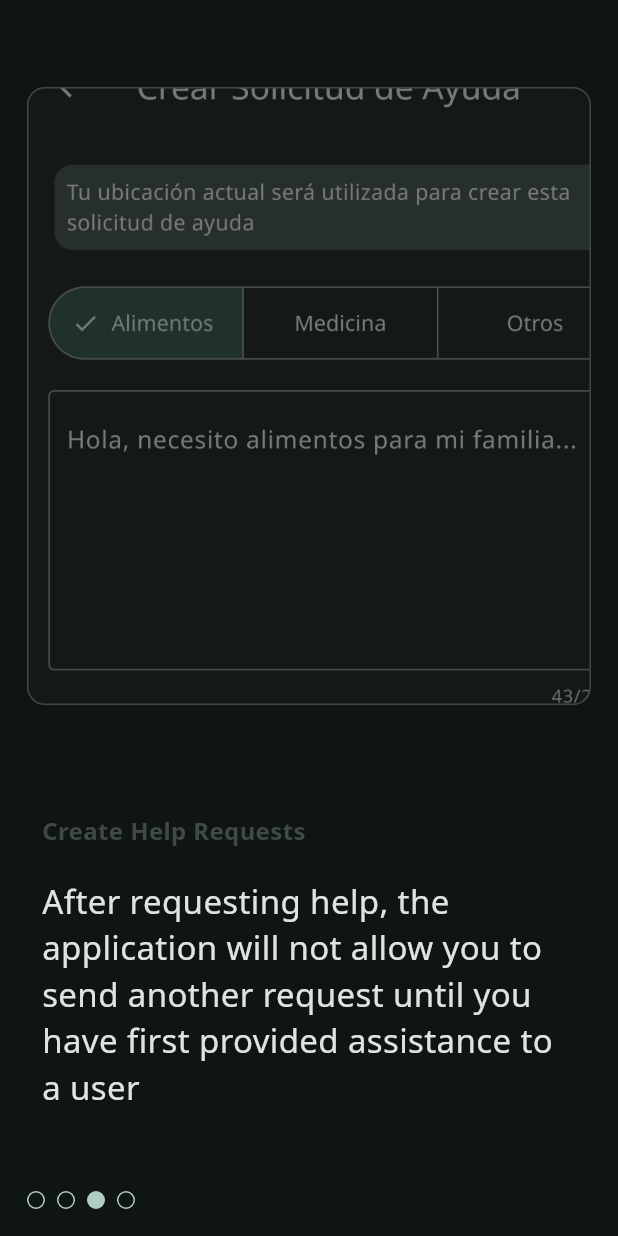
After one commit to iamvalenciia/ministrar3, a Flutter app: the screen it shows after launch, swiped to page 3, on a phone screen of 412 x 824 dp. The commit adds this screen. Run offline on Flutter 3.47's test engine with Material 3 defaults, Android fonts, the light colour scheme and no system bars; our stand-ins replace cached_network_image, flutter_dotenv, font_awesome_flutter, freezed_annotation, geolocator, go_router and 6 more; missing offline and left inert: maps_launcher; accounts and stored records are empty; generated files the repository leaves out were written again.

Commit message:
implementing onboarding screen and improving the UI

```diff
--- a/lib/go_router.dart
+++ b/lib/go_router.dart
@@ -3,6 +3,7 @@ import 'package:flutter_gen/gen_l10n/app_localizations.dart';
 import 'package:geolocator/geolocator.dart';
 import 'package:go_router/go_router.dart';
 import 'package:provider/provider.dart';
+import 'package:shared_preferences/shared_preferences.dart';
 
 import 'provider/activity_provider.dart';
 import 'provider/close_hrs_provider.dart';
@@ -16,6 +17,7 @@ import 'screens/help_request_for_helpers/screen.dart';
 import 'screens/help_request_for_owners/screen.dart';
 import 'screens/home/screen.dart';
 import 'screens/login/screen.dart';
+import 'screens/onboarding/screen.dart';
 import 'screens/profile/screen.dart';
 import 'screens/settings/screent.dart';
 import 'utility_functions.dart';
@@ -36,8 +38,7 @@ final goRouter = GoRouter(
           if (state.fullPath ==
               '/help-request-for-helpers/:helpRequestUserId') {
             appBarTitle = AppLocalizations.of(context)!.helperHelpRequest;
-          } else if (state.fullPath ==
-              '/help-request-for-owners/:helpRequestUserId') {
+          } else if (state.fullPath == '/help-request-for-owners') {
             appBarTitle = AppLocalizations.of(context)!.ownerMyHelpRequest;
           } else if (state.fullPath == '/') {
             appBarTitle = 'Ministrar';
@@ -51,6 +52,8 @@ final goRouter = GoRouter(
             appBarTitle = AppLocalizations.of(context)!.createHelpRequest;
           } else if (state.fullPath == '/settings') {
             appBarTitle = AppLocalizations.of(context)!.settings;
+          } else if (state.fullPath == '/onboarding') {
+            return const OnboardingScreen();
           }
           return BaseScaffold(
             externalBody: child,
@@ -79,11 +82,13 @@ final goRouter = GoRouter(
                     },
                     icon: const Icon(Icons.arrow_back),
                   )
-                : isNotHome
-                    ? IconButton(
-                        onPressed: () => context.go('/'),
-                        icon: const Icon(Icons.arrow_back))
-                    : null,
+                : state.fullPath == '/onboarding'
+                    ? null
+                    : isNotHome
+                        ? IconButton(
+                            onPressed: () => context.go('/'),
+                            icon: const Icon(Icons.arrow_back))
+                        : null,
             externalAppBarTitle: Text(appBarTitle),
             externalDrawer:
                 state.fullPath == '/' ? const CustomeNavigationDrawer() : null,
@@ -96,10 +101,8 @@ final goRouter = GoRouter(
             childBuilder: (state) => const HomeScreenBody(),
           ),
           createGoRoute(
-            path: '/help-request-for-owners/:helpRequestUserId',
-            childBuilder: (state) => HelpRequestForOwners(
-              index: int.tryParse(state.pathParameters['index'] ?? '0') ?? 0,
-            ),
+            path: '/help-request-for-owners',
+            childBuilder: (state) => HelpRequestForOwners(),
           ),
           createGoRoute(
             path: '/help-request-for-helpers/:helpRequestUserId',
@@ -119,10 +122,6 @@ final goRouter = GoRouter(
             path: '/login',
             childBuilder: (state) => const LoginScreen(),
           ),
-          // createGoRoute(
-          //   path: '/edit-help-request',
-          //   childBuilder: (state) => const EditHelpRequest(),
-          // ),
           createGoRoute(
             path: '/help-request-form',
             childBuilder: (state) => const HelpRequestFormScreen(),
@@ -131,6 +130,16 @@ final goRouter = GoRouter(
             path: '/settings',
             childBuilder: (state) => const SettingsScreen(),
           ),
+          createGoRoute(
+            path: '/onboarding',
+            childBuilder: (state) => const OnboardingScreen(),
+          ),
+          // GoRoute(
+          //   path: '/onboarding',
+          //   pageBuilder: (BuildContext context, GoRouterState state) {
+          //     return const MaterialPage(child: OnboardingScreen());
+          //   },
+          // ),
         ]),
   ],
 );
--- a/lib/l10n/app_en.arb
+++ b/lib/l10n/app_en.arb
@@ -9,7 +9,7 @@
   "settingsDark": "Dark",
   "settingsLanguage": "Language",
   "settingsEnglish": "English",
-  "settingsSpanish": "Spanish",
+  "settingsSpanish": "Español",
   "settings": "Settings",
   "profile": "Profile",
   "profileEditUserName": "Edit Username",
@@ -52,6 +52,7 @@
   "homePleaseLogin": "Login to create a help request",
   "homeAllowLocation": "Allow the app to access your location",
   "homeEnable": "Enable",
+  "homePleaseLocation": "To see help requests closest to you, please grant location access",
   "ownerMyHelpRequest": "My Help Request",
   "ownersSettings": "Settings for your Help Request",
   "ownerEdit": "Edit",
@@ -94,5 +95,12 @@
   "createHelpRequestCreated": "Help Request Created Successfully",
   "createPleaseFillout": "Please fill out at least one contact field",
   "createUpdateHelpRequest": "Update Help Request",
-  "logout": "Logout"
+  "logout": "Logout",
+  "onboardingWelcome": "Welcome to Ministrar",
+  "onboardingTheFirst": "The first mobile app for people who need help and for those who wish to help others",
+  "onboardingPleaseSelect": "Please choose your language",
+  "onboardingFindHelp": "Find help requests",
+  "onboardingTheHome": "The home screen will present the 5 nearest help requests to your location",
+  "onboardingCreate": "Create Help Requests",
+  "onboardingAfter": "After requesting help, the application will not allow you to send another request until you have first provided assistance to a user"
 }
--- a/lib/screens/form_help_request/screen.dart
+++ b/lib/screens/form_help_request/screen.dart
@@ -225,7 +225,7 @@ class _HelpRequestFormScreenState extends State<HelpRequestFormScreen> {
 
                           if (success) {
                             activitiesNotifier.createLocalPostActivity();
-                            navigateTo.go('/');
+                            navigateTo.go('/help-request-for-owners');
                             messenger.showSnackBar(
                               SnackBar(
                                 backgroundColor:
@@ -264,7 +264,7 @@ class _HelpRequestFormScreenState extends State<HelpRequestFormScreen> {
                         : AppLocalizations.of(context)!.createHelpRequest),
               ),
             ),
-            const SizedBox(height: 100),
+            const SizedBox(height: 10),
           ],
         ),
       ),
--- /dev/null
+++ b/lib/screens/onboarding/screen.dart
@@ -0,0 +1,218 @@
+import 'package:flutter/material.dart';
+import 'package:flutter_gen/gen_l10n/app_localizations.dart';
+import 'package:go_router/go_router.dart';
+import 'package:provider/provider.dart';
+import 'package:shared_preferences/shared_preferences.dart';
+
+import '../../provider/l10n_provider.dart';
+import '../settings/screent.dart';
+
+class OnboardingScreen extends StatefulWidget {
+  const OnboardingScreen({super.key});
+
+  @override
+  _OnboardingScreenState createState() => _OnboardingScreenState();
+}
+
+class _OnboardingScreenState extends State<OnboardingScreen>
+    with TickerProviderStateMixin {
+  final PageController _controller = PageController();
+  TabController? tabController;
+
+  @override
+  void initState() {
+    super.initState();
+    tabController = TabController(length: 4, vsync: this);
+  }
+
+  @override
+  Widget build(BuildContext context) {
+    final L10nNotifier l10nNotifier =
+        Provider.of<L10nNotifier>(context, listen: false);
+    return Scaffold(
+      body: Padding(
+        padding: const EdgeInsets.symmetric(horizontal: 14, vertical: 14),
+        child: Column(children: [
+          Expanded(
+            child: PageView(
+              onPageChanged: (index) => tabController?.index = index,
+              controller: _controller,
+              children: [
+                // PAGE #1 - Welcome
+                Column(
+                  mainAxisAlignment: MainAxisAlignment.center,
+                  children: [
+                    Text(AppLocalizations.of(context)!.onboardingWelcome,
+                        style: TextStyle(
+                            fontSize: 22,
+                            fontWeight: FontWeight.bold,
+                            color: Theme.of(context).colorScheme.primary)),
+                    const SizedBox(height: 20),
+                    Padding(
+                      padding: const EdgeInsets.symmetric(horizontal: 14),
+                      child: Text(
+                          AppLocalizations.of(context)!.onboardingTheFirst,
+                          style: TextStyle(
+                              fontSize: 20,
+                              color: Theme.of(context).colorScheme.outline)),
+                    ),
+                    const SizedBox(height: 20),
+                    Row(
+                      mainAxisAlignment: MainAxisAlignment.center,
+                      children: [
+                        Text(
+                          AppLocalizations.of(context)!.onboardingPleaseSelect,
+                          style: TextStyle(
+                              fontSize: 20,
+                              color:
+                                  Theme.of(context).colorScheme.outlineVariant),
+                        ),
+                      ],
+                    ),
+                    const SizedBox(height: 10),
+                    Padding(
+                      padding: const EdgeInsets.symmetric(horizontal: 14),
+                      child: LanguageChoice(l10nNotifier: l10nNotifier),
+                    ),
+                  ],
+                ),
+                // PAGE #2 - Find Opportunities
+                Column(
+                  children: [
+                    Expanded(
+                      child: Card.outlined(
+                        child: Selector<L10nNotifier, bool>(
+                          selector: (_, l10nNotifier) =>
+                              // ignore: avoid_bool_literals_in_conditional_expressions
+                              l10nNotifier.appLocale == const Locale('en')
+                                  ? true
+                                  : false,
+                          builder: (_, isEnglish, __) => Container(
+                            decoration: BoxDecoration(
+                              image: DecorationImage(
+                                opacity: 0.6,
+                                image: isEnglish
+                                    ? const AssetImage(
+                                        'assets/app_images/find_opportunities_en.png')
+                                    : const AssetImage(
+                                        'assets/app_images/find_opportunities_es.png'),
+                                fit: BoxFit.cover,
+                              ),
+                              borderRadius: BorderRadius.circular(12),
+                            ),
+                          ),
+                        ),
+                      ),
+                    ),
+                    Padding(
+                      padding:
+                          const EdgeInsets.only(top: 90, bottom: 20, left: 14),
+                      child: Row(
+                        children: [
+                          Text(
+                            AppLocalizations.of(context)!.onboardingFindHelp,
+                            style: TextStyle(
+                                fontSize: 16,
+                                fontWeight: FontWeight.bold,
+                                color: Theme.of(context)
+                                    .colorScheme
+                                    .outlineVariant),
+                          ),
+                        ],
+                      ),
+                    ),
+                    Padding(
+                      padding: const EdgeInsets.only(
+                          bottom: 100, left: 14, right: 14),
+                      child: Text(
+                          AppLocalizations.of(context)!.onboardingTheHome,
+                          style: const TextStyle(fontSize: 22)),
+                    ),
+                  ],
+                ),
+                // PAGE #3 - Create Help Requests
+                Column(
+                  children: [
+                    Expanded(
+                      child: Padding(
+                        padding: const EdgeInsets.only(top: 40, bottom: 8.0),
+                        child: Card.outlined(
+                          child: Selector<L10nNotifier, bool>(
+                            selector: (_, l10nNotifier) =>
+                                // ignore: avoid_bool_literals_in_conditional_expressions
+                                l10nNotifier.appLocale == const Locale('en')
+                                    ? true
+                                    : false,
+                            builder: (_, isEnglish, __) => Container(
+                              decoration: BoxDecoration(
+                                image: DecorationImage(
+                                  opacity: 0.5,
+                                  image: isEnglish
+                                      ? const AssetImage(
+                                          'assets/app_images/create_en.png')
+                                      : const AssetImage(
+                                          'assets/app_images/create_es.png'),
+                                  fit: BoxFit.cover,
+                                ),
+                                borderRadius: BorderRadius.circular(12),
+                              ),
+                            ),
+                          ),
+                        ),
+                      ),
+                    ),
+                    Padding(
+                      padding:
+                          const EdgeInsets.only(top: 60, bottom: 20, left: 14),
+                      child: Row(
+                        children: [
+                          Text(
+                            AppLocalizations.of(context)!.onboardingCreate,
+                            style: TextStyle(
+                                fontSize: 16,
+                                fontWeight: FontWeight.bold,
+                                color: Theme.of(context)
+                                    .colorScheme
+                                    .outlineVariant),
+                          ),
+                        ],
+                      ),
+                    ),
+                    Padding(
+                      padding: const EdgeInsets.only(
+                          bottom: 50, left: 14, right: 14),
+                      child: Text(AppLocalizations.of(context)!.onboardingAfter,
+                          style: const TextStyle(fontSize: 22)),
+                    ),
+                  ],
+                ),
+                Container(
+                  color: Colors.indigo,
+                  child: Column(
+                    children: [
+                      const Text('Page 3'),
+                      ElevatedButton(
+                        onPressed: () {
+                          SharedPreferences.getInstance().then((prefs) {
+                            prefs.setBool('onboarding', true);
+                            GoRouter.of(context).go('/home');
+                          });
+                        },
+                        child: const Text('Finish'),
+                      ),
+                    ],
+                  ),
+                ),
+              ],
+            ),
+          ),
+          Row(
+            children: [
+              TabPageSelector(controller: tabController),
+            ],
+          ),
+        ]),
+      ),
+    );
+  }
+}
--- a/lib/screens/profile/screen.dart
+++ b/lib/screens/profile/screen.dart
@@ -37,9 +37,14 @@ class _ProfileScreenState extends State<ProfileScreen> {
         children: [
           ListTile(
             leading: CircleAvatar(
-                radius: 30,
-                backgroundImage:
-                    CachedNetworkImageProvider('${user?.avatar_url}')),
+              radius: 30,
+              backgroundImage: user?.avatar_url != null
+                  ? CachedNetworkImageProvider('${user?.avatar_url}')
+                  : null,
+              child: user?.avatar_url == null
+                  ? const Icon(Icons.account_circle, size: 56)
+                  : null,
+            ),
             title: Row(
               children: [
                 Flexible(
```
Also changed, not shown: lib/l10n/app_es.arb (+10 -2 lines), lib/main.dart (+17 -18 lines), lib/screens/help_request_for_helpers/screen.dart (+7 -2 lines), lib/screens/help_request_for_owners/screen.dart (+27 -23 lines), lib/screens/home/screen.dart (+28 -13 lines), lib/screens/home/tab_help_requests.dart (+31 -24 lines), lib/screens/home/tab_my_help_request.dart (+4 -3 lines), assets/app_images/create_en.png (added), assets/app_images/create_es.png (added), assets/app_images/find_opportunities_en.png (added), assets/app_images/find_opportunities_es.png (added), assets/app_images/track_en.png (added), assets/app_images/track_es.png (added).
